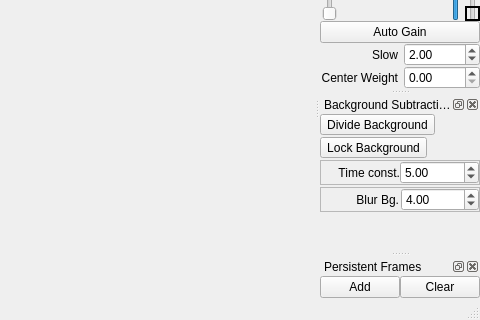
The window that lib/modules/Camera/CameraTemplate.ui (acq4/acq4) describes before a commit, drawn with Qt 5; both pictures show x 319 to 799 and y 280 to 600 of the 799 by 600 pixel window.
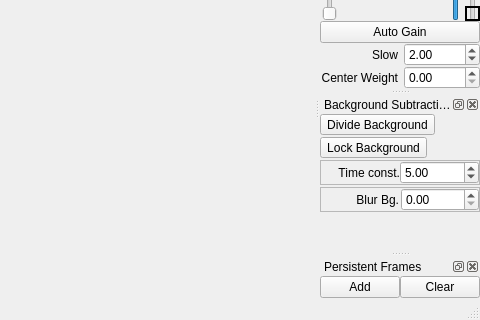
The same window after the commit. Custom widgets are drawn as their Qt base class.

Commit message: Overhaul of objective system - now has per-objective offset Camera module draws boundaries correctly for each objective Added scale bar to camera

Patch:
```diff
--- a/lib/modules/Camera/CameraTemplate.ui
+++ b/lib/modules/Camera/CameraTemplate.ui
@@ -565,8 +565,8 @@
           <property name="toolTip" >
            <string>Blurs the background frame before dividing it from the current frame.</string>
           </property>
-          <property name="value" >
-           <double>4.000000000000000</double>
+          <property name="value">
+           <double>0.000000000000000</double>
           </property>
          </widget>
         </item>
@@ -726,7 +726,7 @@
    </widget>
   </widget>
  </widget>
- <layoutdefault spacing="2" margin="0" />
+ <layoutdefault spacing="2" margin="0"/>
  <customwidgets>
   <customwidget>
    <class>QwtScaleWidget</class>
```
Left out of the diff: 472 changed lines with no effect on the pictures. The commit also changes 10 other files.
